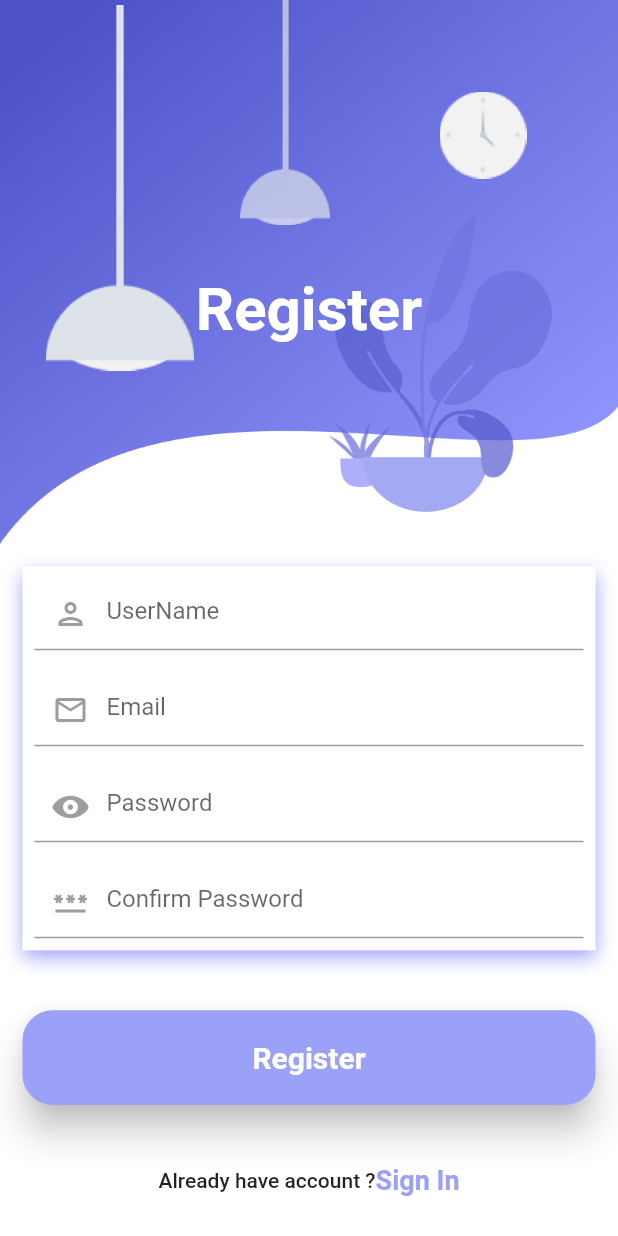
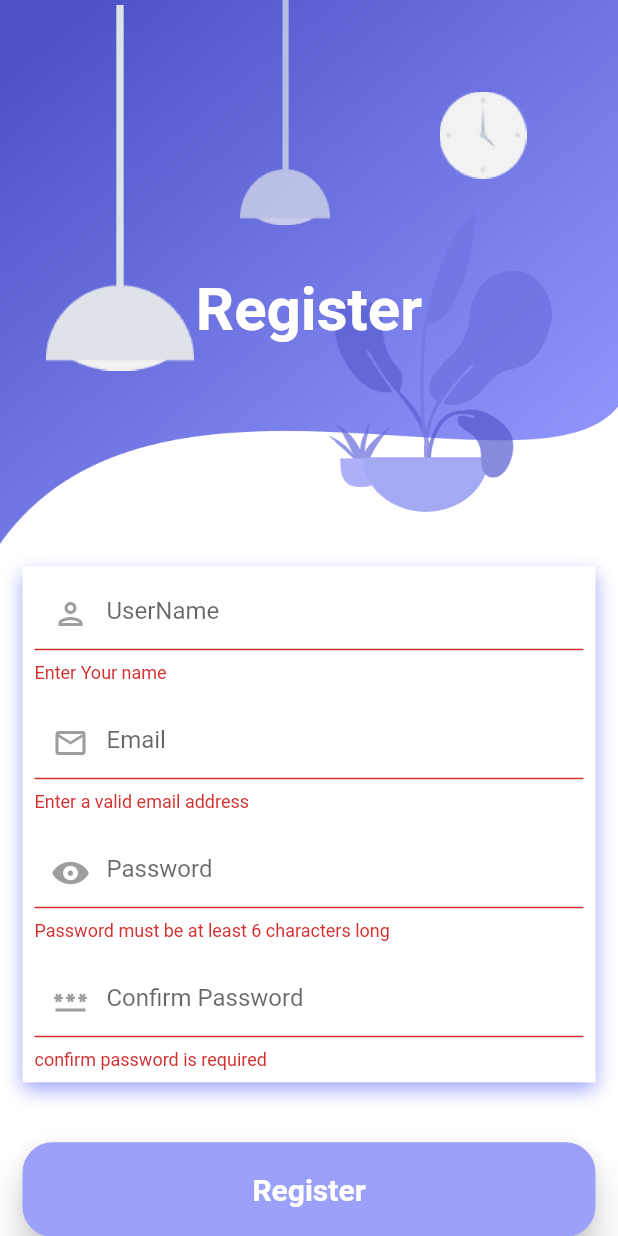
Before and after one commit to AminaHamed/chat_app, a Flutter app: the screen it shows after launch, after a tap on "Register", on a phone screen of 412 x 824 dp. Run offline on Flutter 3.47's test engine with Material 2 defaults, Android fonts, the phone set to English and light mode, and no system bars; our stand-ins replace firebase_auth, firebase_core, simple_animations; accounts and stored records are empty.

```diff
--- a/lib/view/screens/auth/login_screen.dart
+++ b/lib/view/screens/auth/login_screen.dart
@@ -58,7 +58,7 @@ class _LoginScreenState extends State<LoginScreen> {
                             ]),
                         child: Column(
                           children: [
-                            const CustomTextFormField(
+                             CustomTextFormField(
                               hitText: 'Email',
                               icon: Icons.email_outlined,
                             ),
--- a/lib/view/screens/auth/register_screen.dart
+++ b/lib/view/screens/auth/register_screen.dart
@@ -1,4 +1,5 @@
 import 'package:chat_app/core/app_routes.dart';
+import 'package:chat_app/core/utils/dialog_utils.dart';
 import 'package:flutter/cupertino.dart';
 import 'package:flutter/material.dart';
 import 'package:provider/provider.dart';
@@ -19,12 +20,15 @@ class RegisterScreen extends StatefulWidget {
   State<RegisterScreen> createState() => _RegisterScreenState();
 }
 
-class _RegisterScreenState extends State<RegisterScreen> {
+class _RegisterScreenState extends State<RegisterScreen>
+    implements RegisterNavigator {
   late RegisterViewModel viewModel;
+  var formKey = GlobalKey<FormState>();
 
   @override
   void initState() {
     viewModel = RegisterViewModel();
+    viewModel.navigator = this;
     super.initState();
   }
 
@@ -36,7 +40,9 @@ class _RegisterScreenState extends State<RegisterScreen> {
       },
       child: Scaffold(
         backgroundColor: Colors.white,
-        body: SingleChildScrollView(
+        body: Form(
+          key: formKey,
+          child: SingleChildScrollView(
             child: Column(
               children: [
                 const CustomSignStack(text: 'Register'),
@@ -58,11 +64,17 @@ class _RegisterScreenState extends State<RegisterScreen> {
                               ]),
                           child: Column(
                             children: [
-                            const CustomTextFormField(
+                              CustomTextFormField(
+                                validator: (value) =>
+                                    viewModel.validateUserName(value!),
+                                controller: viewModel.userNameController,
                                 hitText: 'UserName',
                                 icon: Icons.person_outlined,
                               ),
-                            const CustomTextFormField(
+                              CustomTextFormField(
+                                validator: (value) =>
+                                    viewModel.validateEmail(value!),
+                                controller: viewModel.emailController,
                                 hitText: 'Email',
                                 icon: Icons.email_outlined,
                               ),
@@ -70,6 +82,9 @@ class _RegisterScreenState extends State<RegisterScreen> {
                               Consumer<RegisterViewModel>(
                                 builder: (context, myProvider, child) {
                                   return CustomPasswordTextFormField(
+                                    validator: (value) =>
+                                        viewModel.validatePassword(value!),
+                                    controller: viewModel.passwordController,
                                     onPressed: () {
                                       viewModel.changeSecurePassword();
                                     },
@@ -80,9 +95,12 @@ class _RegisterScreenState extends State<RegisterScreen> {
                                   );
                                 },
                               ),
-                            const CustomTextFormField(
+                              CustomTextFormField(
+                                validator: (value) =>
+                                    viewModel.validateConfirmPassword(value!),
                                 hitText: 'Confirm Password',
                                 icon: Icons.password,
+                                controller: viewModel.confirmPasswordController,
                               ),
                             ],
                           ),
@@ -100,6 +118,8 @@ class _RegisterScreenState extends State<RegisterScreen> {
                           CustomButton(
                               text: 'Register',
                               onPressed: () {
+                                if (formKey.currentState?.validate() == false)
+                                  return;
                                 viewModel.registerWithEmailAndPassword();
                               }),
                           const SizedBox(
@@ -120,6 +140,22 @@ class _RegisterScreenState extends State<RegisterScreen> {
             ),
           ),
         ),
+      ),
     );
   }
+
+  @override
+  void showLoading() {
+    DialogUtils.showProgressDialog(context, 'Loading' '');
   }
+
+  @override
+  void hideLoading() {
+    DialogUtils.hideDialog(context);
+  }
+
+  @override
+  void showMessage(String m) {
+    DialogUtils.showMessage(context, m);
+  }
+}
--- a/lib/view/widget/custom_loginTextFormField.dart
+++ b/lib/view/widget/custom_loginTextFormField.dart
@@ -3,17 +3,25 @@ import 'package:flutter/material.dart';
 import '../../core/app_colors.dart';
 
 class CustomTextFormField extends StatelessWidget {
-  const CustomTextFormField(
-      {Key? key, required this.hitText, required this.icon})
+  CustomTextFormField(
+      {Key? key,
+      required this.hitText,
+      required this.icon,
+      this.controller,
+      this.validator})
       : super(key: key);
   final String hitText;
   final IconData icon;
+  final TextEditingController? controller;
+  String? Function(String?)? validator;
 
   @override
   Widget build(BuildContext context) {
     return Padding(
       padding: const EdgeInsets.all(8.0),
       child: TextFormField(
+        validator: validator,
+        controller: controller,
         decoration: InputDecoration(
             hintText: hitText,
             prefixIcon: Icon(
--- a/lib/view/widget/custom_passwordTextFormField.dart
+++ b/lib/view/widget/custom_passwordTextFormField.dart
@@ -3,21 +3,27 @@ import 'package:flutter/material.dart';
 import '../../core/app_colors.dart';
 
 class CustomPasswordTextFormField extends StatelessWidget {
-  const CustomPasswordTextFormField(
+    CustomPasswordTextFormField(
       {Key? key,
       required this.onPressed,
       required this.icon,
-      required this.obscureText})
+      required this.obscureText,
+      this.controller,
+      this.validator})
       : super(key: key);
   final void Function()? onPressed;
   final IconData? icon;
   final bool obscureText;
+  final TextEditingController? controller;
+  String? Function(String?)? validator;
 
   @override
   Widget build(BuildContext context) {
     return Padding(
       padding: const EdgeInsets.all(8.0),
       child: TextFormField(
+        validator: validator,
+        controller: controller,
         obscureText: obscureText,
         decoration: InputDecoration(
             hintText: "Password",
--- a/lib/viewModel/auth/register_viewModel.dart
+++ b/lib/viewModel/auth/register_viewModel.dart
@@ -1,11 +1,55 @@
 import 'package:firebase_auth/firebase_auth.dart';
 import 'package:flutter/material.dart';
 
+abstract class RegisterNavigator {
+  void showLoading();
+
+  void showMessage(String message);
+
+  void hideLoading();
+}
+
 class RegisterViewModel extends ChangeNotifier {
+  TextEditingController userNameController = TextEditingController();
+  TextEditingController emailController = TextEditingController();
+  TextEditingController passwordController = TextEditingController();
+  TextEditingController confirmPasswordController = TextEditingController();
+  RegisterNavigator? navigator;
   bool securePassword = true;
   bool obscureText = false;
-  String email = 'test@gmail.com';
-  String password = '123456';
+
+  String? validateUserName(String value) {
+    if (value.trim().isEmpty) {
+      return 'Enter Your name';
+    }
+    return null;
+  }
+
+  String? validateEmail(String value) {
+    final emailRegExp = RegExp(r'^[\w-]+(\.[\w-]+)*@([\w-]+\.)+[a-zA-Z]{2,7}$');
+    if (!emailRegExp.hasMatch(value) || value.trim().isEmpty) {
+      return 'Enter a valid email address';
+    }
+    return null;
+  }
+
+  String? validatePassword(String value) {
+    if (value.length < 6) {
+      return 'Password must be at least 6 characters long';
+    }
+
+    return null;
+  }
+
+  String? validateConfirmPassword(String value) {
+    if (value.trim().isEmpty) {
+      return "confirm password is required";
+    }
+    if (value != passwordController.text) {
+      return "password doesn't match!";
+    }
+    return null;
+  }
 
   changeSecurePassword() {
     securePassword = !securePassword;
@@ -15,19 +59,18 @@ class RegisterViewModel extends ChangeNotifier {
 
   Future<void> registerWithEmailAndPassword() async {
     try {
-      // Add Firebase registration logic here
+      navigator?.showLoading();
       UserCredential user =
           await FirebaseAuth.instance.createUserWithEmailAndPassword(
-        email: email,
-        password: password,
+        email: emailController.text,
+        password: passwordController.text,
       );
-      print('okkkkkkk');
-
-      // Notify listeners if needed
-      // notifyListeners();
+      navigator?.hideLoading();
+      //TODO handel successful register
+      navigator?.showMessage(user.user?.uid ?? '');
     } catch (e) {
-      print('Error during registration: $e');
-      // Handle registration errors
+      navigator?.hideLoading();
+      navigator?.showMessage(e.toString());
     }
   }
 }
```
Also changed, not shown: lib/core/utils/dialog_utils.dart (added, +62 -0 lines), 1 other file. Lines whose indentation alone changed are shown as unchanged.
